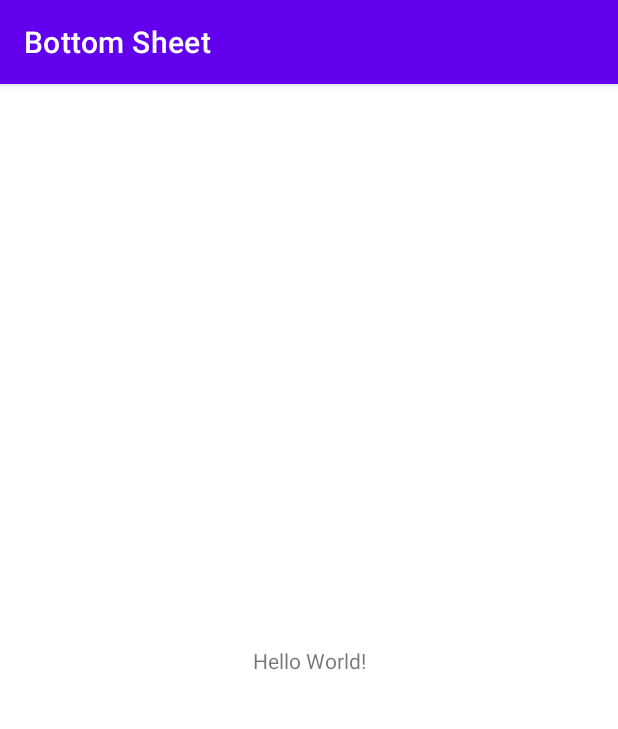
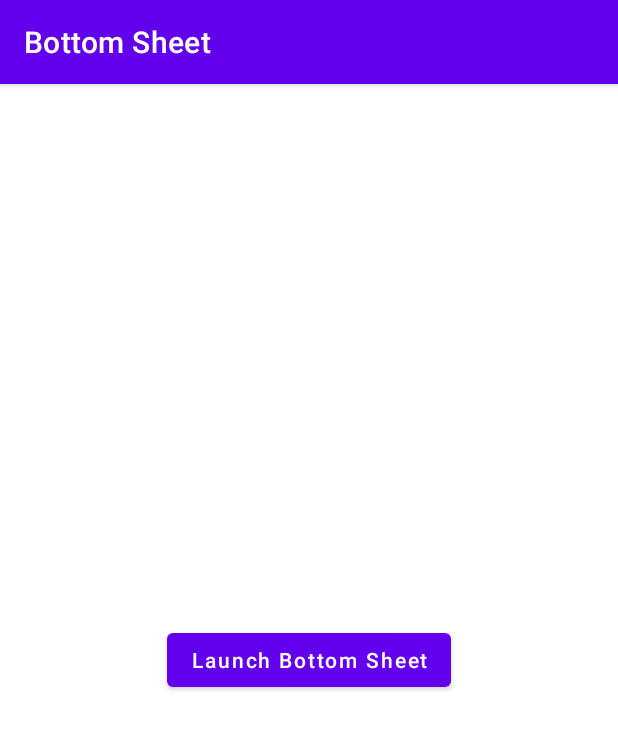
Before and after one commit to ydasc815/bottom-sheet-android, an Android app: the screen it shows after launch (MainActivity), on a phone screen of 412 x 824 dp. Shown: the top 729 px of the screen. Run offline under Robolectric (Android 15) with nearby library versions, the phone set to English and light mode, and no system bars; our stand-ins replace data binding.

```diff
--- a/app/build.gradle
+++ b/app/build.gradle
@@ -26,6 +26,9 @@ android {
         sourceCompatibility JavaVersion.VERSION_1_8
         targetCompatibility JavaVersion.VERSION_1_8
     }
+    dataBinding {
+        enabled = true
+    }
 }
 
 dependencies {
@@ -36,5 +39,5 @@ dependencies {
     testImplementation 'junit:junit:4.+'
     androidTestImplementation 'androidx.test.ext:junit:1.1.2'
     androidTestImplementation 'androidx.test.espresso:espresso-core:3.3.0'
-    implementation 'com.google.android.material:material:1.3.0-alpha01'
+    implementation 'com.google.android.material:material:1.3.0-beta01'
 }
--- a/app/src/main/java/com/aditya/bottomsheet/MainActivity.java
+++ b/app/src/main/java/com/aditya/bottomsheet/MainActivity.java
@@ -1,14 +1,26 @@
 package com.aditya.bottomsheet;
 
 import androidx.appcompat.app.AppCompatActivity;
+import androidx.databinding.DataBindingUtil;
 
 import android.os.Bundle;
+import android.view.View;
+
+import com.aditya.bottomsheet.databinding.ActivityMainBinding;
 
 public class MainActivity extends AppCompatActivity {
+    private ActivityMainBinding binding;
 
     @Override
     protected void onCreate(Bundle savedInstanceState) {
         super.onCreate(savedInstanceState);
-        setContentView(R.layout.activity_main);
+        binding = DataBindingUtil.setContentView(this, R.layout.activity_main);
+        binding.button.setOnClickListener(new View.OnClickListener() {
+            @Override
+            public void onClick(View view) {
+                BottomSheetBaseClass bottomSheet = new BottomSheetBaseClass();
+                bottomSheet.show(getSupportFragmentManager(), "tag");
+            }
+        });
     }
 }
--- a/app/src/main/res/layout/activity_main.xml
+++ b/app/src/main/res/layout/activity_main.xml
@@ -1,4 +1,5 @@
 <?xml version="1.0" encoding="utf-8"?>
+<layout>
     <androidx.constraintlayout.widget.ConstraintLayout xmlns:android="http://schemas.android.com/apk/res/android"
         xmlns:app="http://schemas.android.com/apk/res-auto"
         xmlns:tools="http://schemas.android.com/tools"
@@ -6,13 +7,16 @@
         android:layout_height="match_parent"
         tools:context=".MainActivity">
 
-    <TextView
+        <Button
+            android:id="@+id/button"
             android:layout_width="wrap_content"
             android:layout_height="wrap_content"
-        android:text="Hello World!"
+            android:text="Launch Bottom Sheet"
             app:layout_constraintBottom_toBottomOf="parent"
             app:layout_constraintLeft_toLeftOf="parent"
             app:layout_constraintRight_toRightOf="parent"
-        app:layout_constraintTop_toTopOf="parent" />
+            app:layout_constraintTop_toTopOf="parent"
+            android:textAllCaps="false"/>
 
     </androidx.constraintlayout.widget.ConstraintLayout>
+</layout>
```
Also changed, not shown: app/src/main/java/com/aditya/bottomsheet/BottomSheetBaseClass.java (added, +28 -0 lines), app/src/main/res/layout/bottom_sheet_modal.xml (added, +34 -0 lines). Lines whose indentation alone changed are shown as unchanged.
